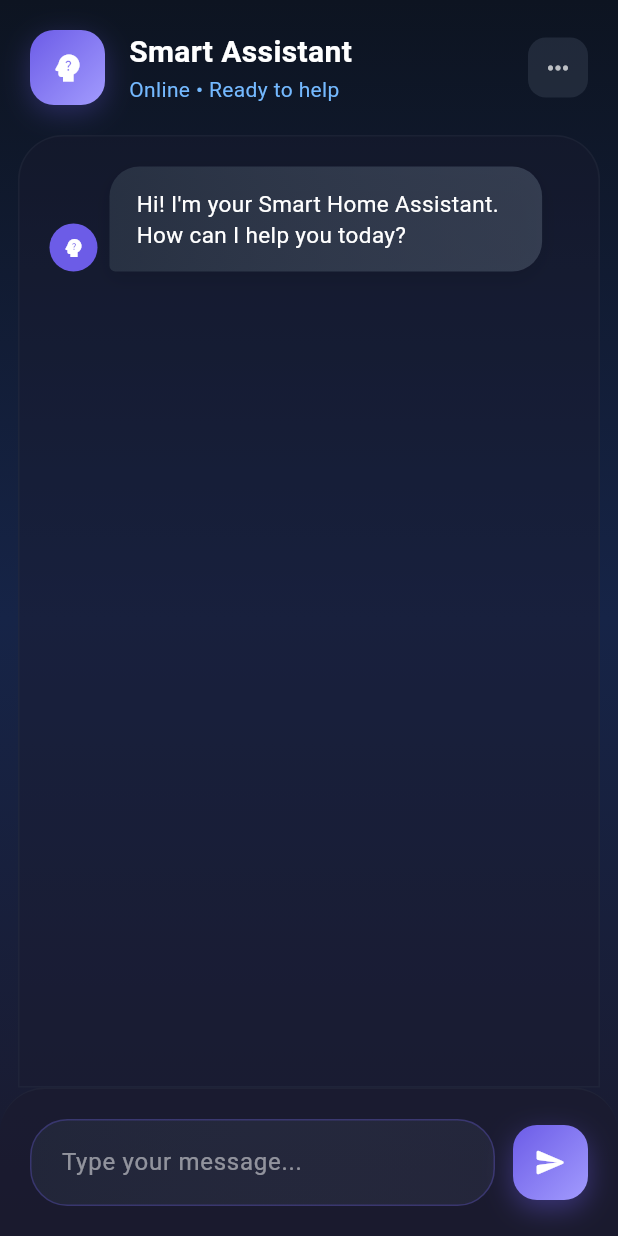
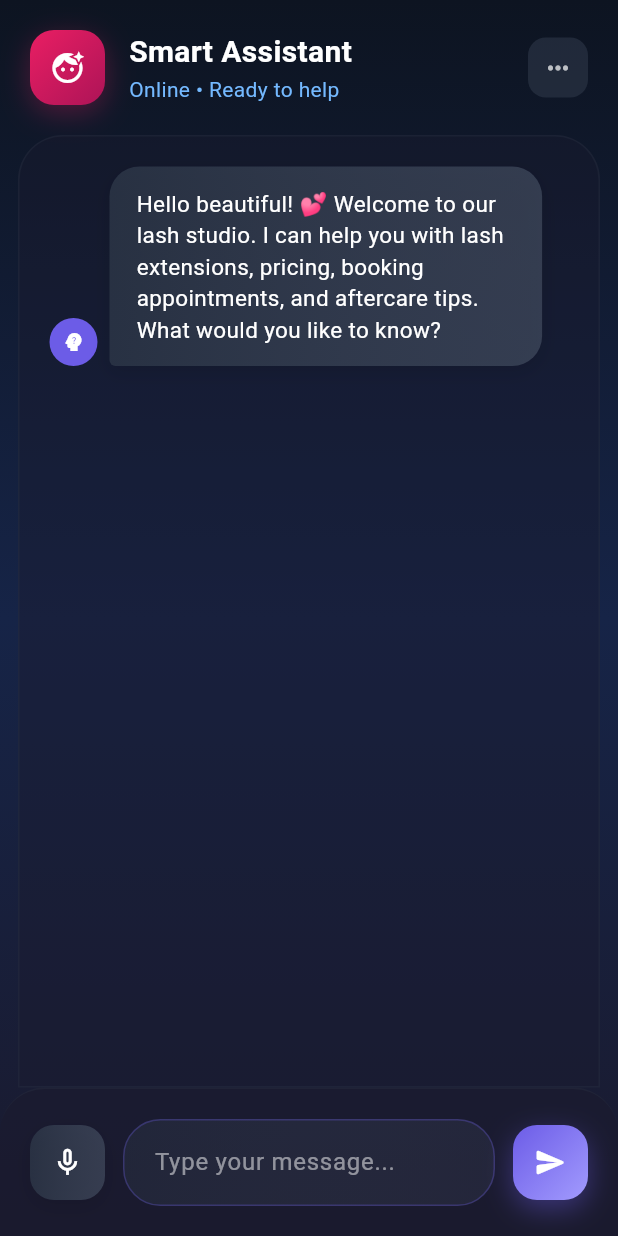
Before and after one commit to adewuyito/woodie-chat-1, a Flutter app: the screen it shows after launch, on a phone screen of 412 x 824 dp. Run offline on Flutter 3.47's test engine with Material 3 defaults, Android fonts, the phone set to English and light mode, and no system bars; our stand-ins replace sqflite; accounts and stored records are empty.

Commit message:
changed name

```diff
--- a/lib/main.dart
+++ b/lib/main.dart
@@ -13,9 +13,9 @@ class ChatbotApp extends StatelessWidget {
   @override
   Widget build(BuildContext context) {
     return MaterialApp(
-      title: 'Smart Home Assistant',
+      title: 'Lash Studio Assistant',
       theme: ThemeData(
-        primaryColor: Color(0xFF6C5CE7),
+        primaryColor: Color(0xFFE91E63),
         scaffoldBackgroundColor: Color(0xFF0D1421),
         fontFamily: 'Roboto',
         brightness: Brightness.dark,
@@ -31,8 +31,7 @@ class ChatPage extends StatefulWidget {
   _ChatPageState createState() => _ChatPageState();
 }
 
-class _ChatPageState extends State<ChatPage>
-    with SingleTickerProviderStateMixin {
+class _ChatPageState extends State<ChatPage> with SingleTickerProviderStateMixin {
   final TextEditingController _controller = TextEditingController();
   final ScrollController _scrollController = ScrollController();
   List<Map<String, String>> messages = [];
@@ -52,8 +51,7 @@ class _ChatPageState extends State<ChatPage>
       setState(() {
         messages.add({
           'sender': 'bot',
-          'text':
-              'Hi! I\'m your Smart Home Assistant. How can I help you today?',
+          'text': 'Hello beautiful! 💕 Welcome to our lash studio. I can help you with lash extensions, pricing, booking appointments, and aftercare tips. What would you like to know?'
         });
       });
     });
@@ -120,7 +118,7 @@ class _ChatPageState extends State<ChatPage>
         setState(() {
           _isListening = false;
           // Simulate received voice input
-          _controller.text = "What smart speakers do you have?";
+          _controller.text = "How much do lash extensions cost?";
         });
       });
     }
@@ -135,7 +133,11 @@ class _ChatPageState extends State<ChatPage>
           gradient: LinearGradient(
             begin: Alignment.topCenter,
             end: Alignment.bottomCenter,
-            colors: [Color(0xFF0D1421), Color(0xFF162447), Color(0xFF1A1A2E)],
+            colors: [
+              Color(0xFF0D1421),
+              Color(0xFF162447),
+              Color(0xFF1A1A2E),
+            ],
           ),
         ),
         child: SafeArea(
@@ -151,14 +153,14 @@ class _ChatPageState extends State<ChatPage>
                       height: 50,
                       decoration: BoxDecoration(
                         gradient: LinearGradient(
-                          colors: [Color(0xFF6C5CE7), Color(0xFFA29BFE)],
+                          colors: [Color(0xFFE91E63), Color(0xFFAD1457)],
                           begin: Alignment.topLeft,
                           end: Alignment.bottomRight,
                         ),
                         borderRadius: BorderRadius.circular(16),
                         boxShadow: [
                           BoxShadow(
-                            color: Color(0xFF6C5CE7).withOpacity(0.3),
+                            color: Color(0xFFE91E63).withOpacity(0.3),
                             blurRadius: 15,
                             spreadRadius: 0,
                             offset: Offset(0, 5),
@@ -166,7 +168,7 @@ class _ChatPageState extends State<ChatPage>
                         ],
                       ),
                       child: Icon(
-                        Icons.psychology_alt,
+                        Icons.face_retouching_natural,
                         color: Colors.white,
                         size: 24,
                       ),
@@ -239,10 +241,7 @@ class _ChatPageState extends State<ChatPage>
                         return Align(
                           alignment: Alignment.centerLeft,
                           child: Container(
-                            padding: EdgeInsets.symmetric(
-                              horizontal: 20,
-                              vertical: 16,
-                            ),
+                            padding: EdgeInsets.symmetric(horizontal: 20, vertical: 16),
                             margin: EdgeInsets.only(bottom: 16, right: 80),
                             decoration: BoxDecoration(
                               gradient: LinearGradient(
@@ -273,10 +272,7 @@ class _ChatPageState extends State<ChatPage>
                       return Padding(
                         padding: EdgeInsets.only(bottom: 16),
                         child: Row(
-                          mainAxisAlignment:
-                              isUser
-                                  ? MainAxisAlignment.end
-                                  : MainAxisAlignment.start,
+                          mainAxisAlignment: isUser ? MainAxisAlignment.end : MainAxisAlignment.start,
                           crossAxisAlignment: CrossAxisAlignment.end,
                           children: [
                             if (!isUser) ...[
@@ -294,53 +290,32 @@ class _ChatPageState extends State<ChatPage>
                             Flexible(
                               child: Container(
                                 constraints: BoxConstraints(
-                                  maxWidth:
-                                      MediaQuery.of(context).size.width * 0.7,
+                                  maxWidth: MediaQuery.of(context).size.width * 0.7,
                                 ),
-                                padding: EdgeInsets.symmetric(
-                                  horizontal: 18,
-                                  vertical: 14,
-                                ),
+                                padding: EdgeInsets.symmetric(horizontal: 18, vertical: 14),
                                 decoration: BoxDecoration(
-                                  gradient:
-                                      isUser
+                                  gradient: isUser
                                     ? LinearGradient(
-                                            colors: [
-                                              Color(0xFF6C5CE7),
-                                              Color(0xFFA29BFE),
-                                            ],
+                                        colors: [Color(0xFF6C5CE7), Color(0xFFA29BFE)],
                                         begin: Alignment.topLeft,
                                         end: Alignment.bottomRight,
                                       )
                                     : LinearGradient(
                                         colors: [
-                                              Color(
-                                                0xFF2D3748,
-                                              ).withOpacity(0.8),
-                                              Color(
-                                                0xFF4A5568,
-                                              ).withOpacity(0.6),
+                                          Color(0xFF2D3748).withOpacity(0.8),
+                                          Color(0xFF4A5568).withOpacity(0.6),
                                         ],
                                       ),
                                   borderRadius: BorderRadius.only(
                                     topLeft: Radius.circular(20),
                                     topRight: Radius.circular(20),
-                                    bottomLeft:
-                                        isUser
-                                            ? Radius.circular(20)
-                                            : Radius.circular(4),
-                                    bottomRight:
-                                        isUser
-                                            ? Radius.circular(4)
-                                            : Radius.circular(20),
+                                    bottomLeft: isUser ? Radius.circular(20) : Radius.circular(4),
+                                    bottomRight: isUser ? Radius.circular(4) : Radius.circular(20),
                                   ),
                                   boxShadow: [
                                     BoxShadow(
-                                      color:
-                                          isUser
-                                              ? Color(
-                                                0xFF6C5CE7,
-                                              ).withOpacity(0.3)
+                                      color: isUser
+                                        ? Color(0xFF6C5CE7).withOpacity(0.3)
                                         : Colors.black.withOpacity(0.1),
                                       blurRadius: 10,
                                       offset: Offset(0, 4),
@@ -396,19 +371,15 @@ class _ChatPageState extends State<ChatPage>
                 child: Row(
                   children: [
                     // Voice Button
-                   /*  GestureDetector(
+                    GestureDetector(
                       onTap: _toggleListening,
                       child: Container(
                         width: 50,
                         height: 50,
                         decoration: BoxDecoration(
-                          gradient:
-                              _isListening
+                          gradient: _isListening
                             ? LinearGradient(
-                                    colors: [
-                                      Color(0xFFFF6B6B),
-                                      Color(0xFFFF8E8E),
-                                    ],
+                                colors: [Color(0xFFFF6B6B), Color(0xFFFF8E8E)],
                               )
                             : LinearGradient(
                                 colors: [
@@ -419,8 +390,7 @@ class _ChatPageState extends State<ChatPage>
                           borderRadius: BorderRadius.circular(16),
                           boxShadow: [
                             BoxShadow(
-                              color:
-                                  _isListening
+                              color: _isListening
                                 ? Color(0xFFFF6B6B).withOpacity(0.3)
                                 : Colors.black.withOpacity(0.1),
                               blurRadius: 10,
@@ -428,10 +398,15 @@ class _ChatPageState extends State<ChatPage>
                             ),
                           ],
                         ),
+                        child: Icon(
+                          _isListening ? Icons.mic : Icons.mic_none_outlined,
+                          color: Colors.white,
+                          size: 22,
+                        ),
                       ),
                     ),
                     SizedBox(width: 12),
- */
+
                     // Text Input
                     Expanded(
                       child: Container(
@@ -513,7 +488,9 @@ class _ChatPageState extends State<ChatPage>
       builder: (context, child) {
         return Row(
           mainAxisSize: MainAxisSize.min,
-          children: List.generate(3, (index) {
+          children: List.generate(
+            3,
+            (index) {
               final animationValue = Curves.easeInOut.transform(
                 (_animationController.value - (index * 0.2)).clamp(0.0, 1.0),
               );
@@ -531,7 +508,8 @@ class _ChatPageState extends State<ChatPage>
                   borderRadius: BorderRadius.circular(6),
                 ),
               );
-          }),
+            },
+          ),
         );
       },
     );
```
Also changed, not shown: 1 other file. Lines whose indentation alone changed are shown as unchanged.
